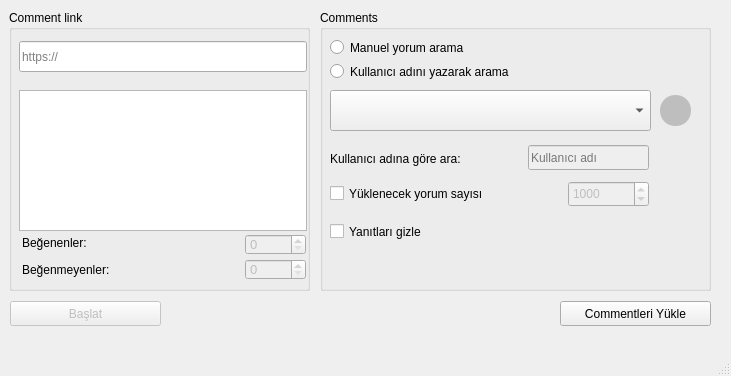
The window that ui/main.ui (ramo828/instagram-comment-liker) describes before a commit, drawn with Qt 5.
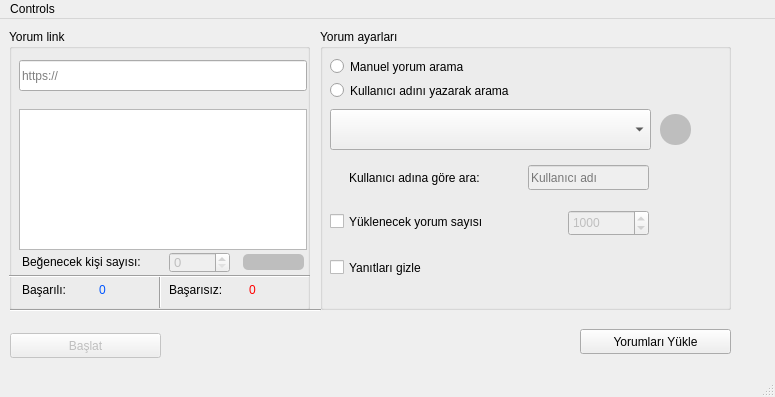
The same window after the commit.

```diff
--- a/ui/main.ui
+++ b/ui/main.ui
@@ -6,25 +6,37 @@
    <rect>
     <x>0</x>
     <y>0</y>
-    <width>731</width>
-    <height>376</height>
+    <width>775</width>
+    <height>397</height>
    </rect>
   </property>
   <property name="windowTitle">
    <string>Comment Liker Panel</string>
   </property>
   <widget class="QWidget" name="centralwidget">
+   <property name="minimumSize">
+    <size>
+     <width>0</width>
+     <height>353</height>
+    </size>
+   </property>
+   <property name="maximumSize">
+    <size>
+     <width>731</width>
+     <height>353</height>
+    </size>
+   </property>
    <widget class="QGroupBox" name="commentBox">
     <property name="geometry">
      <rect>
       <x>320</x>
       <y>10</y>
-      <width>391</width>
+      <width>411</width>
       <height>281</height>
      </rect>
     </property>
     <property name="title">
-     <string>Comments</string>
+     <string>Yorum ayarları</string>
     </property>
     <widget class="QComboBox" name="commentsList">
      <property name="enabled">
@@ -54,7 +66,7 @@
     <widget class="QLabel" name="label">
      <property name="geometry">
       <rect>
-       <x>10</x>
+       <x>29</x>
        <y>140</y>
        <width>171</width>
        <height>17</height>
@@ -71,7 +83,7 @@
      <property name="geometry">
       <rect>
        <x>208</x>
-       <y>135</y>
+       <y>136</y>
        <width>121</width>
        <height>25</height>
       </rect>
@@ -87,7 +99,7 @@
      <property name="geometry">
       <rect>
        <x>248</x>
-       <y>171</y>
+       <y>181</y>
        <width>81</width>
        <height>26</height>
       </rect>
@@ -145,7 +157,7 @@
      <property name="geometry">
       <rect>
        <x>10</x>
-       <y>172</y>
+       <y>181</y>
        <width>171</width>
        <height>23</height>
       </rect>
@@ -158,7 +170,7 @@
      <property name="geometry">
       <rect>
        <x>10</x>
-       <y>210</y>
+       <y>227</y>
        <width>161</width>
        <height>23</height>
       </rect>
@@ -188,14 +200,14 @@
    <widget class="QPushButton" name="getComments">
     <property name="geometry">
      <rect>
-      <x>560</x>
-      <y>301</y>
+      <x>580</x>
+      <y>310</y>
       <width>151</width>
       <height>25</height>
      </rect>
     </property>
     <property name="text">
-     <string>Commentleri Yükle</string>
+     <string>Yorumları Yükle</string>
     </property>
    </widget>
    <widget class="QGroupBox" name="comment">
@@ -208,7 +220,7 @@
      </rect>
     </property>
     <property name="title">
-     <string>Comment link</string>
+     <string>Yorum link</string>
     </property>
     <widget class="QLineEdit" name="postLink">
      <property name="geometry">
@@ -245,8 +257,8 @@
      </property>
      <property name="geometry">
       <rect>
-       <x>236</x>
-       <y>224</y>
+       <x>160</x>
+       <y>223</y>
        <width>61</width>
        <height>21</height>
       </rect>
@@ -264,47 +276,115 @@
      <property name="geometry">
       <rect>
        <x>13</x>
-       <y>224</y>
+       <y>222</y>
        <width>131</width>
-       <height>17</height>
-      </rect>
-     </property>
-     <property name="text">
-      <string>Beğenenler: </string>
-     </property>
-    </widget>
-    <widget class="QSpinBox" name="error_count">
-     <property name="enabled">
-      <bool>false</bool>
-     </property>
-     <property name="geometry">
-      <rect>
-       <x>236</x>
-       <y>249</y>
-       <width>61</width>
        <height>21</height>
       </rect>
      </property>
-     <property name="font">
-      <font>
-       <pointsize>10</pointsize>
-      </font>
+     <property name="text">
+      <string>Beğenecek kişi sayısı: </string>
      </property>
-     <property name="maximum">
-      <number>9999</number>
+    </widget>
+    <widget class="QLabel" name="status_label2">
+     <property name="geometry">
+      <rect>
+       <x>234</x>
+       <y>225</y>
+       <width>61</width>
+       <height>16</height>
+      </rect>
+     </property>
+     <property name="styleSheet">
+      <string notr="true">background-color: rgb(190, 190, 190);
+border-radius: 5px;
+</string>
+     </property>
+     <property name="text">
+      <string/>
+     </property>
+    </widget>
+    <widget class="Line" name="sep">
+     <property name="geometry">
+      <rect>
+       <x>141</x>
+       <y>246</y>
+       <width>20</width>
+       <height>33</height>
+      </rect>
+     </property>
+     <property name="orientation">
+      <enum>Qt::Vertical</enum>
+     </property>
+    </widget>
+    <widget class="Line" name="sep2">
+     <property name="geometry">
+      <rect>
+       <x>0</x>
+       <y>237</y>
+       <width>301</width>
+       <height>20</height>
+      </rect>
+     </property>
+     <property name="orientation">
+      <enum>Qt::Horizontal</enum>
      </property>
     </widget>
     <widget class="QLabel" name="label_3">
      <property name="geometry">
       <rect>
        <x>13</x>
-       <y>251</y>
-       <width>131</width>
-       <height>17</height>
+       <y>250</y>
+       <width>71</width>
+       <height>21</height>
       </rect>
      </property>
      <property name="text">
-      <string>Beğenmeyenler:</string>
+      <string>Başarılı: </string>
+     </property>
+    </widget>
+    <widget class="QLabel" name="label_4">
+     <property name="geometry">
+      <rect>
+       <x>160</x>
+       <y>250</y>
+       <width>61</width>
+       <height>21</height>
+      </rect>
+     </property>
+     <property name="text">
+      <string>Başarısız: </string>
+     </property>
+    </widget>
+    <widget class="QLabel" name="label_5">
+     <property name="geometry">
+      <rect>
+       <x>90</x>
+       <y>250</y>
+       <width>41</width>
+       <height>21</height>
+      </rect>
+     </property>
+     <property name="styleSheet">
+      <string notr="true">color: rgb(0, 85, 255);</string>
+     </property>
+     <property name="text">
+      <string>0</string>
+     </property>
+    </widget>
+    <widget class="QLabel" name="label_6">
+     <property name="geometry">
+      <rect>
+       <x>240</x>
+       <y>250</y>
+       <width>41</width>
+       <height>21</height>
+      </rect>
+     </property>
+     <property name="styleSheet">
+      <string notr="true">color: rgb(255, 0, 0);</string>
+     </property>
+     <property name="text">
+      <string>0</string>
      </property>
     </widget>
    </widget>
@@ -315,7 +395,7 @@
     <property name="geometry">
      <rect>
       <x>10</x>
-      <y>301</y>
+      <y>314</y>
       <width>151</width>
       <height>25</height>
      </rect>
@@ -324,18 +404,60 @@
      <string>Başlat</string>
     </property>
    </widget>
+   <widget class="Line" name="line">
+    <property name="geometry">
+     <rect>
+      <x>10</x>
+      <y>283</y>
+      <width>311</width>
+      <height>16</height>
+     </rect>
+    </property>
+    <property name="orientation">
+     <enum>Qt::Horizontal</enum>
+    </property>
+   </widget>
+   <zorder>commentBox</zorder>
+   <zorder>getComments</zorder>
+   <zorder>startLike</zorder>
+   <zorder>comment</zorder>
+   <zorder>line</zorder>
   </widget>
   <widget class="QMenuBar" name="menubar">
    <property name="geometry">
     <rect>
      <x>0</x>
      <y>0</y>
-     <width>731</width>
-     <height>22</height>
+     <width>775</width>
+     <height>20</height>
     </rect>
    </property>
+   <widget class="QMenu" name="menuControls">
+    <property name="title">
+     <string>Controls</string>
+    </property>
+    <addaction name="actionAyarlar"/>
+    <addaction name="actionHakk_nda"/>
+    <addaction name="action_k"/>
+   </widget>
+   <addaction name="menuControls"/>
   </widget>
-  <widget class="QStatusBar" name="statusbar"/>
+  <widget class="QStatusBar" name="statusBar"/>
+  <action name="actionAyarlar">
+   <property name="text">
+    <string>Ayarlar</string>
+   </property>
+  </action>
+  <action name="actionHakk_nda">
+   <property name="text">
+    <string>Hakkında</string>
+   </property>
+  </action>
+  <action name="action_k">
+   <property name="text">
+    <string>Çıkış</string>
+   </property>
+  </action>
  </widget>
  <resources/>
  <connections/>
```
